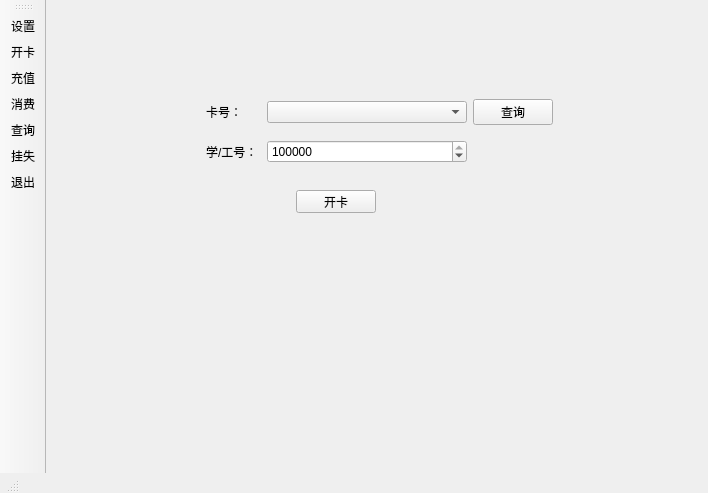
This is mainwindow.ui in typingbugs/CardManageSystem as Qt 5 draws it before an edit. The edited form follows.
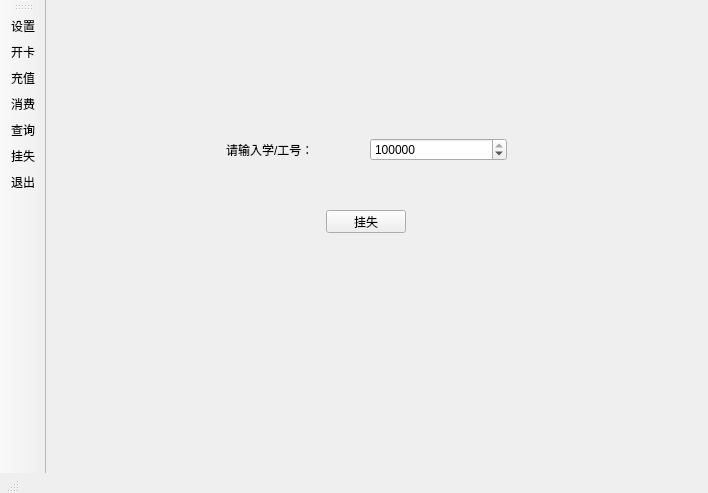
This is the edited form.

Commit message: 添加挂失页面；修改了判断数据库、设备、设备名是否设置好的函数名

Patch:
```diff
--- a/mainwindow.ui
+++ b/mainwindow.ui
@@ -27,7 +27,7 @@
      <bool>true</bool>
     </property>
     <property name="currentIndex">
-     <number>2</number>
+     <number>3</number>
     </property>
     <widget class="QWidget" name="quitAppPage">
      <widget class="QPushButton" name="confirmQuitButton">
@@ -354,6 +354,53 @@
       </property>
      </widget>
     </widget>
+    <widget class="QWidget" name="reportLossPage">
+     <widget class="QWidget" name="horizontalLayoutWidget">
+      <property name="geometry">
+       <rect>
+        <x>230</x>
+        <y>150</y>
+        <width>281</width>
+        <height>80</height>
+       </rect>
+      </property>
+      <layout class="QHBoxLayout" name="horizontalLayout_2">
+       <item>
+        <widget class="QLabel" name="label_4">
+         <property name="text">
+          <string>请输入学/工号：</string>
+         </property>
+        </widget>
+       </item>
+       <item>
+        <widget class="QSpinBox" name="reportLossUserIdBox">
+         <property name="minimum">
+          <number>1000</number>
+         </property>
+         <property name="maximum">
+          <number>99999999</number>
+         </property>
+         <property name="value">
+          <number>21281280</number>
+         </property>
+        </widget>
+       </item>
+      </layout>
+     </widget>
+     <widget class="QPushButton" name="reportLossButton">
+      <property name="geometry">
+       <rect>
+        <x>330</x>
+        <y>250</y>
+        <width>80</width>
+        <height>23</height>
+       </rect>
+      </property>
+      <property name="text">
+       <string>挂失</string>
+      </property>
+     </widget>
+    </widget>
    </widget>
   </widget>
   <widget class="QStatusBar" name="statusBar">
```
The commit also changes 6 other files.
